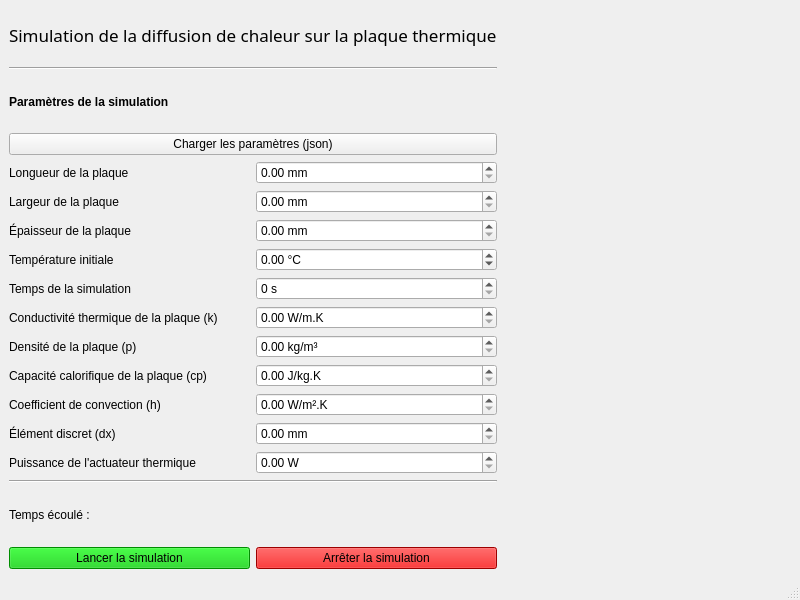
mader143/simulateur-thermique, file simulation python/interface_simulateur.ui: the form before one commit.
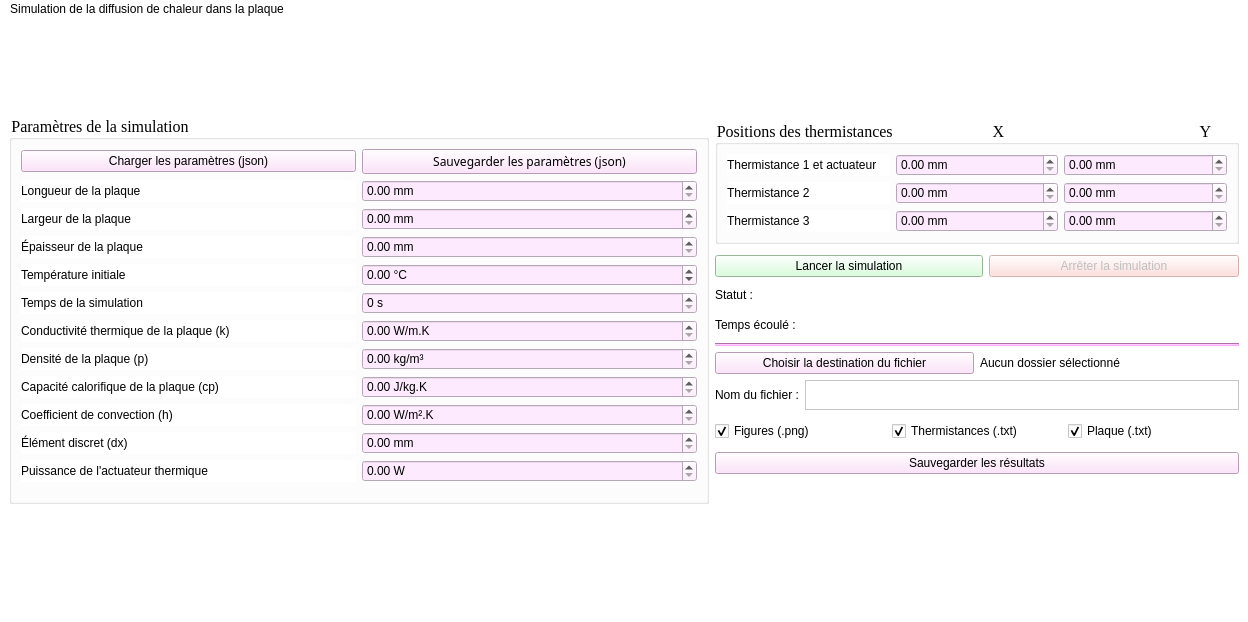
The form after the commit.

Commit message:
Tout plein de choses!!! Notamment: - Sauvegarder les résultats - Changer la position des thermistances - Messages d'erreurs pour prévenir les bogues - Changement du layout
L'interface est pas mal complétée à ce stade-ci :)

What changed in the file:
```diff
--- a/simulation python/interface_simulateur.ui
+++ b/simulation python/interface_simulateur.ui
@@ -6,166 +6,123 @@
    <rect>
     <x>0</x>
     <y>0</y>
-    <width>800</width>
-    <height>600</height>
+    <width>1227</width>
+    <height>622</height>
    </rect>
   </property>
   <property name="windowTitle">
    <string>MainWindow</string>
   </property>
+  <property name="styleSheet">
+   <string notr="true">
+background-color: rgb(255, 255, 255);</string>
+  </property>
   <widget class="QWidget" name="centralwidget">
-   <layout class="QVBoxLayout" name="verticalLayout">
+   <layout class="QVBoxLayout" name="verticalLayout_2">
     <item>
-     <layout class="QGridLayout" name="gridLayout">
-      <item row="2" column="0" colspan="2">
-       <widget class="QLabel" name="label_2">
+     <layout class="QVBoxLayout" name="graph_layout"/>
+    </item>
+    <item>
+     <layout class="QHBoxLayout" name="horizontalLayout">
+      <item>
+       <widget class="QGroupBox" name="groupBox">
+        <property name="sizePolicy">
+         <sizepolicy hsizetype="Preferred" vsizetype="Fixed">
+          <horstretch>0</horstretch>
+          <verstretch>0</verstretch>
+         </sizepolicy>
+        </property>
+        <property name="minimumSize">
+         <size>
+          <width>700</width>
+          <height>0</height>
+         </size>
+        </property>
         <property name="font">
          <font>
-          <weight>75</weight>
-          <bold>true</bold>
+          <family>Times New Roman</family>
+          <pointsize>12</pointsize>
+          <weight>50</weight>
+          <italic>false</italic>
+          <bold>false</bold>
          </font>
         </property>
-        <property name="text">
+        <property name="styleSheet">
+         <string notr="true">border-top-color: rgb(85, 170, 0);
+font: &quot;Times New Roman&quot;;</string>
+        </property>
+        <property name="title">
          <string>Paramètres de la simulation</string>
         </property>
-       </widget>
-      </item>
-      <item row="15" column="0" colspan="2">
-       <widget class="Line" name="line_2">
-        <property name="orientation">
-         <enum>Qt::Horizontal</enum>
+        <property name="alignment">
+         <set>Qt::AlignLeading|Qt::AlignLeft|Qt::AlignTop</set>
         </property>
-       </widget>
-      </item>
-      <item row="17" column="1">
-       <widget class="QPushButton" name="pushButton">
+        <layout class="QGridLayout" name="gridLayout_3">
+         <item row="1" column="0">
+          <layout class="QGridLayout" name="gridLayout_2">
+           <item row="11" column="1">
+            <widget class="QDoubleSpinBox" name="doubleSpinBox_pin">
         <property name="styleSheet">
-         <string notr="true">background-color: rgb(218, 0, 0);</string>
-        </property>
-        <property name="text">
-         <string>Arrêter la simulation</string>
-        </property>
-       </widget>
-      </item>
-      <item row="9" column="1">
-       <widget class="QDoubleSpinBox" name="doubleSpinBox_k">
+              <string notr="true">background-color: rgb(254, 234, 255);</string>
+             </property>
         <property name="suffix">
-         <string> W/m.K</string>
-        </property>
-        <property name="maximum">
-         <double>100000.000000000000000</double>
-        </property>
-       </widget>
-      </item>
-      <item row="0" column="0" colspan="2">
-       <widget class="QLabel" name="label">
-        <property name="font">
-         <font>
-          <family>Segoe UI Black</family>
-          <pointsize>13</pointsize>
-         </font>
-        </property>
-        <property name="text">
-         <string>Simulation de la diffusion de chaleur sur la plaque thermique</string>
-        </property>
-       </widget>
-      </item>
-      <item row="3" column="0" colspan="2">
-       <widget class="QPushButton" name="pushButton_load_json">
-        <property name="text">
-         <string>Charger les paramètres (json)</string>
-        </property>
-       </widget>
-      </item>
-      <item row="10" column="0">
-       <widget class="QLabel" name="label_9">
-        <property name="text">
-         <string>Densité de la plaque (p)</string>
-        </property>
-       </widget>
-      </item>
-      <item row="4" column="1">
-       <widget class="QDoubleSpinBox" name="doubleSpinBox_longueur">
-        <property name="suffix">
-         <string> mm</string>
-        </property>
-        <property name="maximum">
-         <double>100000.000000000000000</double>
-        </property>
-       </widget>
-      </item>
-      <item row="5" column="0">
-       <widget class="QLabel" name="label_4">
-        <property name="text">
-         <string>Largeur de la plaque</string>
+              <string> W</string>
         </property>
        </widget>
       </item>
       <item row="4" column="0">
-       <widget class="QLabel" name="label_3">
-        <property name="text">
-         <string>Longueur de la plaque</string>
-        </property>
-       </widget>
-      </item>
-      <item row="7" column="0">
        <widget class="QLabel" name="label_6">
         <property name="text">
          <string>Température initiale</string>
         </property>
        </widget>
       </item>
-      <item row="12" column="0">
-       <widget class="QLabel" name="label_11">
-        <property name="text">
-         <string>Coefficient de convection (h)</string>
-        </property>
-       </widget>
-      </item>
-      <item row="6" column="0">
-       <widget class="QLabel" name="label_5">
-        <property name="text">
-         <string>Épaisseur de la plaque</string>
-        </property>
-       </widget>
-      </item>
-      <item row="9" column="0">
-       <widget class="QLabel" name="label_8">
-        <property name="text">
-         <string>Conductivité thermique de la plaque (k)</string>
-        </property>
-       </widget>
-      </item>
-      <item row="8" column="0">
+           <item row="5" column="0">
        <widget class="QLabel" name="label_7">
         <property name="text">
          <string>Temps de la simulation</string>
         </property>
        </widget>
       </item>
-      <item row="11" column="0">
+           <item row="3" column="1">
+            <widget class="QDoubleSpinBox" name="doubleSpinBox_epaisseur">
+             <property name="styleSheet">
+              <string notr="true">background-color: rgb(254, 234, 255);</string>
+             </property>
+             <property name="suffix">
+              <string> mm</string>
+             </property>
+             <property name="maximum">
+              <double>10000.000000000000000</double>
+             </property>
+            </widget>
+           </item>
+           <item row="7" column="0">
+            <widget class="QLabel" name="label_9">
+             <property name="text">
+              <string>Densité de la plaque (p)</string>
+             </property>
+            </widget>
+           </item>
+           <item row="8" column="0">
        <widget class="QLabel" name="label_10">
         <property name="text">
          <string>Capacité calorifique de la plaque (cp)</string>
         </property>
        </widget>
       </item>
-      <item row="14" column="0">
-       <widget class="QLabel" name="label_13">
+           <item row="6" column="0">
+            <widget class="QLabel" name="label_8">
         <property name="text">
-         <string>Puissance de l'actuateur thermique</string>
+              <string>Conductivité thermique de la plaque (k)</string>
         </property>
        </widget>
       </item>
-      <item row="13" column="0">
-       <widget class="QLabel" name="label_12">
-        <property name="text">
-         <string>Élément discret (dx)</string>
-        </property>
-       </widget>
-      </item>
-      <item row="8" column="1">
+           <item row="5" column="1">
        <widget class="QSpinBox" name="spinBox_temps">
+             <property name="styleSheet">
+              <string notr="true">background-color: rgb(254, 234, 255);</string>
+             </property>
         <property name="suffix">
          <string> s</string>
         </property>
@@ -174,32 +131,12 @@
         </property>
        </widget>
       </item>
-      <item row="5" column="1">
-       <widget class="QDoubleSpinBox" name="doubleSpinBox_largeur">
-        <property name="suffix">
-         <string> mm</string>
-        </property>
-        <property name="maximum">
-         <double>100000.000000000000000</double>
-        </property>
-       </widget>
-      </item>
-      <item row="12" column="1">
-       <widget class="QDoubleSpinBox" name="doubleSpinBox_h">
-        <property name="suffix">
-         <string> W/m².K</string>
-        </property>
-       </widget>
-      </item>
-      <item row="14" column="1">
-       <widget class="QDoubleSpinBox" name="doubleSpinBox_pin">
-        <property name="suffix">
-         <string> W</string>
-        </property>
-       </widget>
-      </item>
-      <item row="7" column="1">
+           <item row="4" column="1">
        <widget class="QDoubleSpinBox" name="doubleSpinBox_ti">
+             <property name="styleSheet">
+              <string notr="true">background-color: rgb(254, 234, 255);
+</string>
+             </property>
         <property name="suffix">
          <string> °C</string>
         </property>
@@ -211,8 +148,25 @@
         </property>
        </widget>
       </item>
-      <item row="10" column="1">
+           <item row="9" column="0">
+            <widget class="QLabel" name="label_11">
+             <property name="text">
+              <string>Coefficient de convection (h)</string>
+             </property>
+            </widget>
+           </item>
+           <item row="3" column="0">
+            <widget class="QLabel" name="label_5">
+             <property name="text">
+              <string>Épaisseur de la plaque</string>
+             </property>
+            </widget>
+           </item>
+           <item row="7" column="1">
        <widget class="QDoubleSpinBox" name="doubleSpinBox_p">
+             <property name="styleSheet">
+              <string notr="true">background-color: rgb(254, 234, 255);</string>
+             </property>
         <property name="suffix">
          <string> kg/m³</string>
         </property>
@@ -221,18 +175,54 @@
         </property>
        </widget>
       </item>
+           <item row="2" column="1">
+            <widget class="QDoubleSpinBox" name="doubleSpinBox_largeur">
+             <property name="styleSheet">
+              <string notr="true">background-color: rgb(254, 234, 255);</string>
+             </property>
+             <property name="suffix">
+              <string> mm</string>
+             </property>
+             <property name="maximum">
+              <double>100000.000000000000000</double>
+             </property>
+            </widget>
+           </item>
       <item row="6" column="1">
-       <widget class="QDoubleSpinBox" name="doubleSpinBox_epaisseur">
+            <widget class="QDoubleSpinBox" name="doubleSpinBox_k">
+             <property name="styleSheet">
+              <string notr="true">background-color: rgb(254, 234, 255);</string>
+             </property>
         <property name="suffix">
-         <string> mm</string>
+              <string> W/m.K</string>
         </property>
         <property name="maximum">
-         <double>10000.000000000000000</double>
+              <double>100000.000000000000000</double>
         </property>
        </widget>
       </item>
-      <item row="11" column="1">
+           <item row="2" column="0">
+            <widget class="QLabel" name="label_4">
+             <property name="text">
+              <string>Largeur de la plaque</string>
+             </property>
+            </widget>
+           </item>
+           <item row="9" column="1">
+            <widget class="QDoubleSpinBox" name="doubleSpinBox_h">
+             <property name="styleSheet">
+              <string notr="true">background-color: rgb(254, 234, 255);</string>
+             </property>
+             <property name="suffix">
+              <string> W/m².K</string>
+             </property>
+            </widget>
+           </item>
+           <item row="8" column="1">
        <widget class="QDoubleSpinBox" name="doubleSpinBox_cp">
+             <property name="styleSheet">
+              <string notr="true">background-color: rgb(254, 234, 255);</string>
+             </property>
         <property name="suffix">
          <string> J/kg.K</string>
         </property>
@@ -241,56 +231,455 @@
         </property>
        </widget>
       </item>
-      <item row="13" column="1">
+           <item row="10" column="1">
        <widget class="QDoubleSpinBox" name="doubleSpinBox_dx">
+             <property name="styleSheet">
+              <string notr="true">background-color: rgb(254, 234, 255);</string>
+             </property>
         <property name="suffix">
          <string> mm</string>
         </property>
        </widget>
       </item>
-      <item row="1" column="0" colspan="2">
-       <widget class="Line" name="line">
-        <property name="orientation">
-         <enum>Qt::Horizontal</enum>
+           <item row="11" column="0">
+            <widget class="QLabel" name="label_13">
+             <property name="text">
+              <string>Puissance de l'actuateur thermique</string>
         </property>
        </widget>
       </item>
-      <item row="17" column="2">
-       <spacer name="horizontalSpacer">
+           <item row="10" column="0">
+            <widget class="QLabel" name="label_12">
+             <property name="text">
+              <string>Élément discret (dx)</string>
+             </property>
+            </widget>
+           </item>
+           <item row="1" column="0">
+            <widget class="QLabel" name="label_3">
+             <property name="text">
+              <string>Longueur de la plaque</string>
+             </property>
+            </widget>
+           </item>
+           <item row="1" column="1">
+            <widget class="QDoubleSpinBox" name="doubleSpinBox_longueur">
+             <property name="styleSheet">
+              <string notr="true">
+background-color: rgb(254, 234, 255);</string>
+             </property>
+             <property name="suffix">
+              <string> mm</string>
+             </property>
+             <property name="maximum">
+              <double>100000.000000000000000</double>
+             </property>
+            </widget>
+           </item>
+           <item row="12" column="0">
+            <spacer name="verticalSpacer">
         <property name="orientation">
-         <enum>Qt::Horizontal</enum>
+              <enum>Qt::Vertical</enum>
         </property>
         <property name="sizeType">
-         <enum>QSizePolicy::Expanding</enum>
+              <enum>QSizePolicy::Fixed</enum>
         </property>
         <property name="sizeHint" stdset="0">
          <size>
-          <width>40</width>
-          <height>20</height>
+               <width>20</width>
+               <height>10</height>
          </size>
         </property>
        </spacer>
       </item>
-      <item row="17" column="0">
+           <item row="0" column="0">
+            <widget class="QPushButton" name="pushButton_load_json">
+             <property name="styleSheet">
+              <string notr="true">background-color: rgb(255, 219, 252);</string>
+             </property>
+             <property name="text">
+              <string>Charger les paramètres (json)</string>
+             </property>
+            </widget>
+           </item>
+           <item row="0" column="1">
+            <widget class="QPushButton" name="pushButton_save_json">
+             <property name="font">
+              <font>
+               <family>Trebuchet MS</family>
+              </font>
+             </property>
+             <property name="styleSheet">
+              <string notr="true">background-color: rgb(255, 219, 252);</string>
+             </property>
+             <property name="text">
+              <string>Sauvegarder les paramètres (json)</string>
+             </property>
+            </widget>
+           </item>
+          </layout>
+         </item>
+        </layout>
+       </widget>
+      </item>
+      <item>
+       <layout class="QVBoxLayout" name="verticalLayout">
+        <item>
+         <widget class="QGroupBox" name="groupBox_2">
+          <property name="sizePolicy">
+           <sizepolicy hsizetype="Preferred" vsizetype="Fixed">
+            <horstretch>0</horstretch>
+            <verstretch>0</verstretch>
+           </sizepolicy>
+          </property>
+          <property name="minimumSize">
+           <size>
+            <width>0</width>
+            <height>103</height>
+           </size>
+          </property>
+          <property name="font">
+           <font>
+            <family>Times New Roman</family>
+            <pointsize>12</pointsize>
+           </font>
+          </property>
+          <property name="title">
+           <string>Positions des thermistances                         X                                                 Y</string>
+          </property>
+          <layout class="QGridLayout" name="gridLayout">
+           <item row="2" column="0">
+            <widget class="QLabel" name="label_15">
+             <property name="text">
+              <string>Thermistance 3</string>
+             </property>
+            </widget>
+           </item>
+           <item row="1" column="1">
+            <widget class="QDoubleSpinBox" name="doubleSpinBox_therm2_x">
+             <property name="styleSheet">
+              <string notr="true">background-color: rgb(254, 234, 255);</string>
+             </property>
+             <property name="suffix">
+              <string> mm</string>
+             </property>
+             <property name="maximum">
+              <double>10000.000000000000000</double>
+             </property>
+            </widget>
+           </item>
+           <item row="2" column="1">
+            <widget class="QDoubleSpinBox" name="doubleSpinBox_therm3_x">
+             <property name="styleSheet">
+              <string notr="true">background-color: rgb(254, 234, 255);</string>
+             </property>
+             <property name="suffix">
+              <string> mm</string>
+             </property>
+             <property name="maximum">
+              <double>10000.000000000000000</double>
+             </property>
+            </widget>
+           </item>
+           <item row="0" column="0">
+            <widget class="QLabel" name="label_2">
+             <property name="text">
+              <string>Thermistance 1 et actuateur</string>
+             </property>
+            </widget>
+           </item>
+           <item row="1" column="0">
+            <widget class="QLabel" name="label_14">
+             <property name="text">
+              <string>Thermistance 2</string>
+             </property>
+            </widget>
+           </item>
+           <item row="0" column="1">
+            <widget class="QDoubleSpinBox" name="doubleSpinBox_therm1_x">
+             <property name="styleSheet">
+              <string notr="true">background-color: rgb(254, 234, 255);</string>
+             </property>
+             <property name="suffix">
+              <string> mm</string>
+             </property>
+             <property name="maximum">
+              <double>10000.000000000000000</double>
+             </property>
+            </widget>
+           </item>
+           <item row="0" column="2">
+            <widget class="QDoubleSpinBox" name="doubleSpinBox_therm1_y">
+             <property name="styleSheet">
+              <string notr="true">background-color: rgb(254, 234, 255);</string>
+             </property>
+             <property name="suffix">
+              <string> mm</string>
+             </property>
+             <property name="maximum">
+              <double>10000.000000000000000</double>
+             </property>
+            </widget>
+           </item>
+           <item row="1" column="2">
+            <widget class="QDoubleSpinBox" name="doubleSpinBox_therm2_y">
+             <property name="styleSheet">
+              <string notr="true">background-color: rgb(254, 234, 255);</string>
+             </property>
+             <property name="suffix">
+              <string> mm</string>
+             </property>
+             <property name="maximum">
+              <double>10000.000000000000000</double>
+             </property>
+            </widget>
+           </item>
+           <item row="2" column="2">
+            <widget class="QDoubleSpinBox" name="doubleSpinBox_therm3_y">
+             <property name="styleSheet">
+              <string notr="true">background-color: rgb(254, 234, 255);</string>
+             </property>
+             <property name="suffix">
+              <string> mm</string>
+             </property>
+             <property name="maximum">
+              <double>10000.000000000000000</double>
+             </property>
+            </widget>
+           </item>
+          </layout>
+         </widget>
+        </item>
+        <item>
+         <layout class="QGridLayout" name="gridLayout_4">
+          <item row="0" column="2">
+           <widget class="QPushButton" name="pushButton_stop">
+            <property name="enabled">
+             <bool>false</bool>
+            </property>
+            <property name="sizePolicy">
+             <sizepolicy hsizetype="Preferred" vsizetype="Fixed">
+              <horstretch>0</horstretch>
+              <verstretch>0</verstretch>
+             </sizepolicy>
+            </property>
+            <property name="minimumSize">
+             <size>
+              <width>199</width>
+              <height>0</height>
+             </size>
+            </property>
+            <property name="maximumSize">
+             <size>
+              <width>250</width>
+              <height>16777215</height>
+             </size>
+            </property>
+            <property name="styleSheet">
+             <string notr="true">background-color: rgb(255, 214, 211);</string>
+            </property>
+            <property name="text">
+             <string>Arrêter la simulation</string>
+            </property>
+           </widget>
+          </item>
+          <item row="2" column="1" colspan="2">
+           <widget class="QLabel" name="label_status">
+            <property name="sizePolicy">
+             <sizepolicy hsizetype="Minimum" vsizetype="Fixed">
+              <horstretch>0</horstretch>
+              <verstretch>0</verstretch>
+             </sizepolicy>
+            </property>
+            <property name="minimumSize">
+             <size>
+              <width>0</width>
+              <height>24</height>
+             </size>
+            </property>
+            <property name="text">
+             <string>Statut :</string>
+            </property>
+           </widget>
+          </item>
+          <item row="0" column="1">
        <widget class="QPushButton" name="pushButton_start">
+            <property name="sizePolicy">
+             <sizepolicy hsizetype="Preferred" vsizetype="Fixed">
+              <horstretch>0</horstretch>
+              <verstretch>0</verstretch>
+             </sizepolicy>
+            </property>
+            <property name="minimumSize">
+             <size>
+              <width>150</width>
+              <height>0</height>
+             </size>
+            </property>
+            <property name="maximumSize">
+             <size>
+              <width>16777215</width>
+              <height>16777215</height>
+             </size>
+            </property>
+            <property name="baseSize">
+             <size>
+              <width>607</width>
+              <height>0</height>
+             </size>
+            </property>
         <property name="styleSheet">
-         <string notr="true">background-color: rgb(0, 197, 0);</string>
+             <string notr="true">background-color: rgb(208, 255, 212);</string>
         </property>
         <property name="text">
          <string>Lancer la simulation</string>
         </property>
        </widget>
       </item>
-      <item row="0" column="2" rowspan="15">
-       <layout class="QVBoxLayout" name="graph_layout"/>
-      </item>
-      <item row="16" column="0">
+          <item row="3" column="1" colspan="2">
        <widget class="QLabel" name="label_temps">
+            <property name="sizePolicy">
+             <sizepolicy hsizetype="Minimum" vsizetype="Fixed">
+              <horstretch>0</horstretch>
+              <verstretch>0</verstretch>
+             </sizepolicy>
+            </property>
+            <property name="minimumSize">
+             <size>
+              <width>0</width>
+              <height>24</height>
+             </size>
+            </property>
         <property name="text">
          <string>Temps écoulé :</string>
         </property>
        </widget>
       </item>
+          <item row="5" column="1" colspan="2">
+           <layout class="QHBoxLayout" name="horizontalLayout_2">
+            <item>
+             <widget class="QPushButton" name="pushButton_folder">
+              <property name="styleSheet">
+               <string notr="true">background-color: rgb(255, 219, 252);</string>
+              </property>
+              <property name="text">
+               <string>Choisir la destination du fichier</string>
+              </property>
+             </widget>
+            </item>
+            <item>
+             <widget class="QLabel" name="label_folder_name">
+              <property name="sizePolicy">
+               <sizepolicy hsizetype="Preferred" vsizetype="Fixed">
+                <horstretch>0</horstretch>
+                <verstretch>0</verstretch>
+               </sizepolicy>
+              </property>
+              <property name="text">
+               <string>Aucun dossier sélectionné</string>
+              </property>
+             </widget>
+            </item>
+           </layout>
+          </item>
+          <item row="6" column="1" colspan="2">
+           <layout class="QHBoxLayout" name="horizontalLayout_3">
+            <item>
+             <widget class="QLabel" name="label_17">
+              <property name="text">
+               <string>Nom du fichier :</string>
+              </property>
+             </widget>
+            </item>
+            <item>
+             <widget class="QPlainTextEdit" name="plainTextEdit_filename">
+              <property name="sizePolicy">
+               <sizepolicy hsizetype="Expanding" vsizetype="Fixed">
+                <horstretch>0</horstretch>
+                <verstretch>0</verstretch>
+               </sizepolicy>
+              </property>
+              <property name="maximumSize">
+               <size>
+                <width>16777215</width>
+                <height>30</height>
+               </size>
+              </property>
+             </widget>
+            </item>
+           </layout>
+          </item>
+          <item row="4" column="1" colspan="2">
+           <widget class="Line" name="line">
+            <property name="styleSheet">
+             <string notr="true">background-color: rgb(255, 170, 255);</string>
+            </property>
+            <property name="orientation">
+             <enum>Qt::Horizontal</enum>
+            </property>
+           </widget>
+          </item>
+         </layout>
+        </item>
+        <item>
+         <layout class="QHBoxLayout" name="horizontalLayout_4">
+          <item>
+           <widget class="QCheckBox" name="checkBox_figures">
+            <property name="text">
+             <string>Figures (.png)</string>
+            </property>
+            <property name="checked">
+             <bool>true</bool>
+            </property>
+           </widget>
+          </item>
+          <item>
+           <widget class="QCheckBox" name="checkBox_thermistance">
+            <property name="text">
+             <string>Thermistances (.txt)</string>
+            </property>
+            <property name="checked">
+             <bool>true</bool>
+            </property>
+           </widget>
+          </item>
+          <item>
+           <widget class="QCheckBox" name="checkBox_plaque">
+            <property name="text">
+             <string>Plaque (.txt)</string>
+            </property>
+            <property name="checked">
+             <bool>true</bool>
+            </property>
+           </widget>
+          </item>
+         </layout>
+        </item>
+        <item>
+         <widget class="QPushButton" name="pushButton_save_results">
+          <property name="styleSheet">
+           <string notr="true">background-color: rgb(255, 219, 252);</string>
+          </property>
+          <property name="text">
+           <string>Sauvegarder les résultats</string>
+          </property>
+         </widget>
+        </item>
+        <item>
+         <widget class="QLabel" name="label_saving_status">
+          <property name="sizePolicy">
+           <sizepolicy hsizetype="Preferred" vsizetype="Fixed">
+            <horstretch>0</horstretch>
+            <verstretch>0</verstretch>
+           </sizepolicy>
+          </property>
+          <property name="text">
+           <string> </string>
+          </property>
+         </widget>
+        </item>
+       </layout>
+      </item>
      </layout>
     </item>
    </layout>
@@ -300,10 +689,16 @@
     <rect>
      <x>0</x>
      <y>0</y>
-     <width>800</width>
+     <width>1227</width>
      <height>22</height>
     </rect>
    </property>
+   <widget class="QMenu" name="menuSimulation_de_la_diffusion_de_chaleur_dans_la_plaque">
+    <property name="title">
+     <string>Simulation de la diffusion de chaleur dans la plaque</string>
+    </property>
+   </widget>
+   <addaction name="menuSimulation_de_la_diffusion_de_chaleur_dans_la_plaque"/>
   </widget>
   <widget class="QStatusBar" name="statusbar"/>
  </widget>
```
Lines whose indentation alone changed are shown as unchanged. The commit also changes 3 other files.
